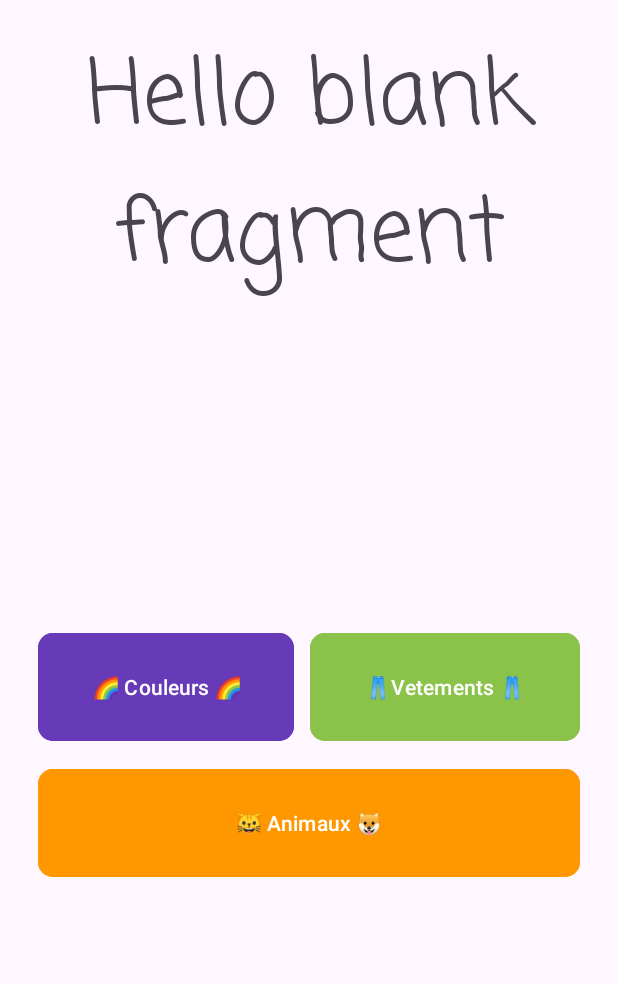
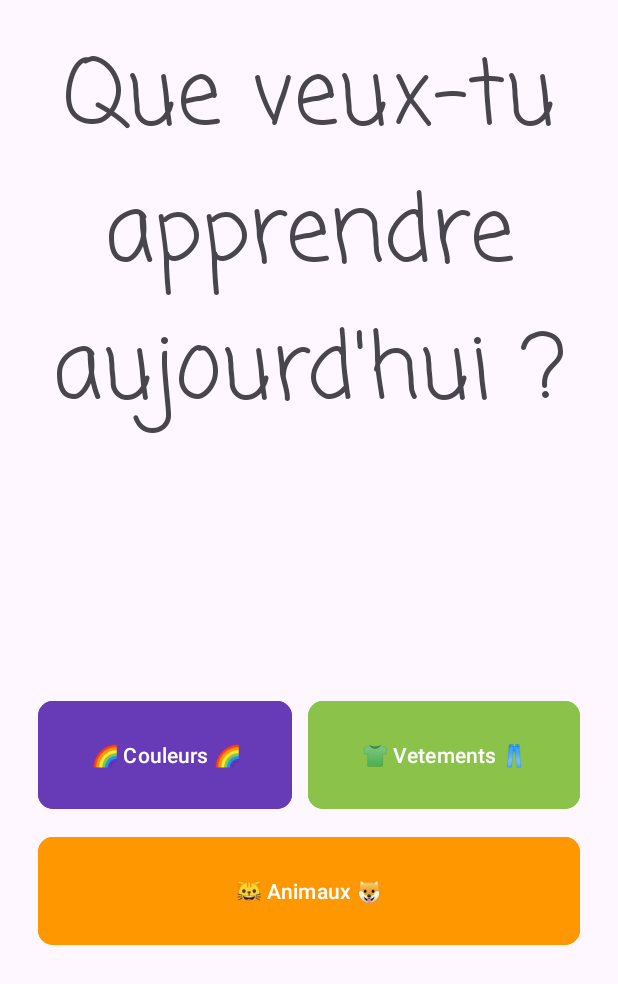
Before and after one commit to Bypus/PetitLingo, an Android app: the screen it shows after launch (MainActivity), on a phone screen of 412 x 824 dp. Shown: the top 984 px of the screen. Run offline under Robolectric (Android 15) with nearby library versions, the phone set to English and light mode, and no system bars.

Commit message:
+ Fait le lien entre le choix de catégorie et Types

```diff
--- a/app/src/main/res/layout/fragment_welcome.xml
+++ b/app/src/main/res/layout/fragment_welcome.xml
@@ -6,8 +6,8 @@
     android:layout_height="match_parent"
     android:gravity="center_horizontal"
     android:orientation="vertical"
-    android:padding="20dp"
-    tools:context=".types">
+    android:id="@+id/fragmentWelcomeView"
+    android:padding="20dp">
 
     <!-- TODO: Update blank fragment layout -->
 
@@ -17,7 +17,7 @@
         android:duplicateParentState="false"
         android:fontFamily="casual"
         android:gravity="center_horizontal"
-        android:text="@string/hello_blank_fragment"
+        android:text="@string/choix_fragment"
         android:textSize="60sp" />
 
     <LinearLayout
@@ -48,7 +48,7 @@
                 android:layout_margin="5dp"
                 android:layout_weight="1"
                 android:backgroundTint="#8BC34A"
-                android:text="👖Vetements 👖"
+                android:text="👕 Vetements 👖"
                 app:cornerRadius="10dp" />
         </LinearLayout>
 
--- a/app/src/main/res/values/strings.xml
+++ b/app/src/main/res/values/strings.xml
@@ -2,4 +2,5 @@
     <string name="app_name">PetitLingo</string>
     <!-- TODO: Remove or change this placeholder text -->
     <string name="hello_blank_fragment">Hello blank fragment</string>
+    <string name="choix_fragment">Que veux-tu apprendre aujourd\'hui ?</string>
 </resources>
```
Also changed, not shown: app/src/main/java/com/example/petitlingo/WelcomeFragment.java (+32 -10 lines).
